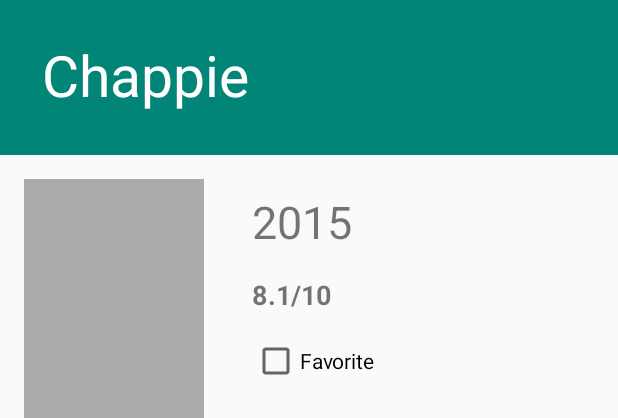
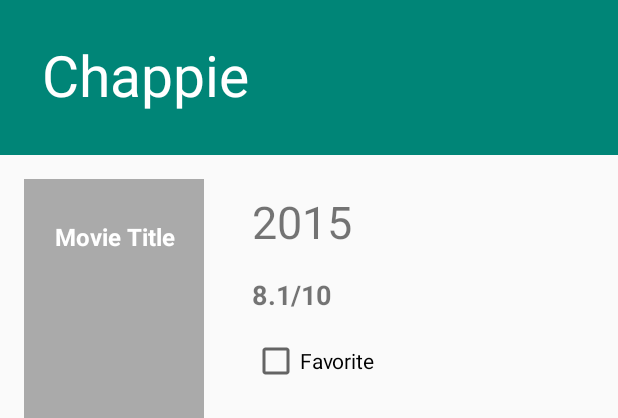
Before and after one commit to mdzyuba/popmov2, an Android app: the layout activity_movie_details.xml on its own in the app's theme, with its tools: preview values and no code run, on a phone screen of 412 x 824 dp. Shown: the top 418 px of the screen. Run offline under Robolectric (Android 15) with nearby library versions, the phone set to English and light mode, and no system bars.

Commit message:
Updated image placeholder style for missing posters.

```diff
--- a/app/src/main/java/com/mdzyuba/popularmovies/MainActivity.java
+++ b/app/src/main/java/com/mdzyuba/popularmovies/MainActivity.java
@@ -129,6 +129,11 @@
         viewModel.areMoviesLoading().observe(this, moviesLoadingObserver);
         viewModel.getMoviesSelection().observe(this, moviesSelectionObserver);
         viewModel.getDataLoadException().observe(this, dataLoadingExceptionObserver);
+    }
+
+    @Override
+    protected void onResume() {
+        super.onResume();
         viewModel.loadMovies();
     }
 
--- a/app/src/main/java/com/mdzyuba/popularmovies/MovieDetailsActivity.java
+++ b/app/src/main/java/com/mdzyuba/popularmovies/MovieDetailsActivity.java
@@ -199,8 +199,10 @@
 
     private void initPosterImage() {
         ImageView imageView = findViewById(R.id.iv_poster);
-        if (movie.getPosterPath() != null) {
-            ImageUtil.loadImage(picasso, movie, imageView);
+        ImageUtil.loadImage(picasso, movie, imageView);
+        if (movie.getPosterPath() == null) {
+            TextView title = findViewById(R.id.poster_title);
+            ImageUtil.updateMoviePosterPlaceholder(title, movie);
         }
     }
 
--- a/app/src/main/java/com/mdzyuba/popularmovies/view/MovieAdapter.java
+++ b/app/src/main/java/com/mdzyuba/popularmovies/view/MovieAdapter.java
@@ -8,6 +8,7 @@
 import android.view.View;
 import android.view.ViewGroup;
 import android.widget.ImageView;
+import android.widget.TextView;
 
 import com.mdzyuba.popularmovies.R;
 import com.mdzyuba.popularmovies.model.Movie;
@@ -74,6 +75,7 @@
             super(itemView);
             imageView = itemView.findViewById(R.id.image);
             imageView.setOnClickListener(this);
+
         }
 
         @Override
@@ -83,6 +85,8 @@
 
         void bind(@NonNull Movie movie) {
             ImageUtil.loadImage(picasso, movie, imageView);
+            TextView title = itemView.findViewById(R.id.title);
+            ImageUtil.updateMoviePosterPlaceholder(title, movie);
         }
     }
 }
--- a/app/src/main/res/layout/activity_movie_details.xml
+++ b/app/src/main/res/layout/activity_movie_details.xml
@@ -146,6 +146,25 @@
             app:layout_constraintStart_toStartOf="@+id/tv_rating"
             app:layout_constraintTop_toBottomOf="@+id/tv_rating" />
 
+        <TextView
+            android:id="@+id/poster_title"
+            style="@style/SmallPlaceholderTitle"
+            android:layout_width="0dp"
+            android:layout_height="wrap_content"
+            android:layout_marginStart="8dp"
+            android:layout_marginTop="8dp"
+            android:layout_marginEnd="8dp"
+            android:gravity="center_horizontal"
+            android:text=""
+            android:visibility="gone"
+            app:layout_constraintBottom_toBottomOf="@+id/iv_poster"
+            app:layout_constraintEnd_toEndOf="@+id/iv_poster"
+            app:layout_constraintStart_toStartOf="@+id/iv_poster"
+            app:layout_constraintTop_toTopOf="@+id/iv_poster"
+            app:layout_constraintVertical_bias="0.13"
+            tools:text="Movie Title"
+            tools:visibility="visible" />
+
 
     </androidx.constraintlayout.widget.ConstraintLayout>
 
--- a/app/src/main/res/values/styles.xml
+++ b/app/src/main/res/values/styles.xml
@@ -24,4 +24,18 @@
 
     <style name="RegularText">
     </style>
+
+    <style name="PlaceholderTitle">
+        <item name="android:textSize">24sp</item>
+        <item name="android:textStyle">bold</item>
+        <item name="android:typeface">sans</item>
+        <item name="android:textColor">@android:color/white</item>
+    </style>
+
+    <style name="SmallPlaceholderTitle">
+        <item name="android:textSize">16sp</item>
+        <item name="android:textStyle">bold</item>
+        <item name="android:typeface">sans</item>
+        <item name="android:textColor">@android:color/white</item>
+    </style>
 </resources>
```
Also changed, not shown: app/src/main/java/com/mdzyuba/popularmovies/model/FavoriteMovie.java (+2 -14 lines), app/src/main/java/com/mdzyuba/popularmovies/service/json/MovieParser.java (+26 -4 lines), app/src/main/java/com/mdzyuba/popularmovies/view/ImageUtil.java (+23 -6 lines), app/src/main/res/drawable/image_placeholder.xml (+7 -1 lines), app/src/main/res/layout/movie_view_item.xml (+14 -6 lines).
